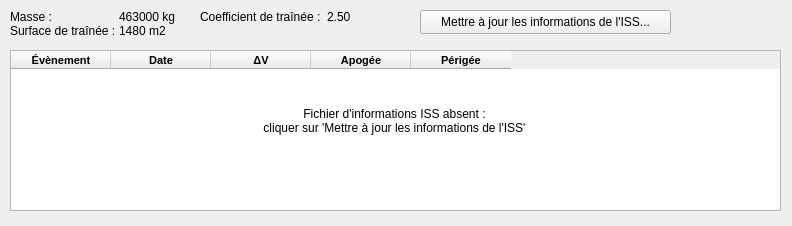
Qt form src/interface/onglets/donnees/informationsiss.ui (mconsidine/previsat_archive) before a commit.
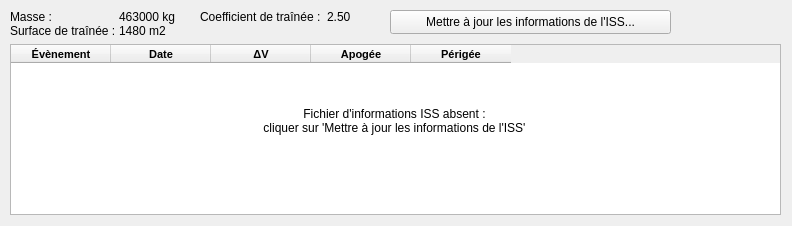
The same form after that commit.

```diff
--- a/src/interface/onglets/donnees/informationsiss.ui
+++ b/src/interface/onglets/donnees/informationsiss.ui
@@ -23,9 +23,9 @@
    <property name="geometry">
     <rect>
      <x>10</x>
-     <y>50</y>
+     <y>44</y>
      <width>771</width>
-     <height>161</height>
+     <height>171</height>
     </rect>
    </property>
    <property name="font">
@@ -117,9 +117,9 @@
   <widget class="QPushButton" name="majEvenementsIss">
    <property name="geometry">
     <rect>
-     <x>420</x>
+     <x>390</x>
      <y>10</y>
-     <width>251</width>
+     <width>281</width>
      <height>24</height>
     </rect>
    </property>
@@ -133,7 +133,7 @@
      <x>10</x>
      <y>10</y>
      <width>176</width>
-     <height>41</height>
+     <height>34</height>
     </rect>
    </property>
    <layout class="QFormLayout" name="formLayout_informationsISS1">
@@ -179,7 +179,7 @@
      <x>200</x>
      <y>10</y>
      <width>160</width>
-     <height>41</height>
+     <height>31</height>
     </rect>
    </property>
    <layout class="QFormLayout" name="formLayout_informationsISS2">
```
